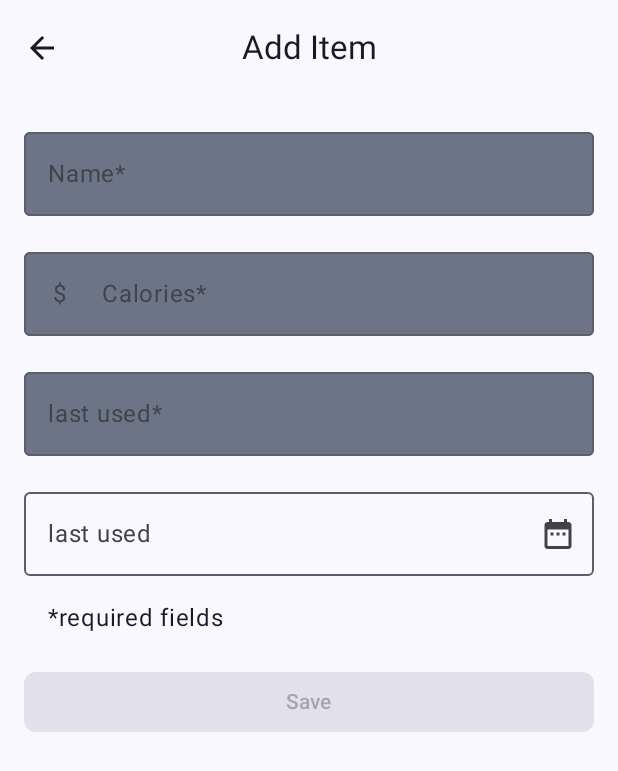
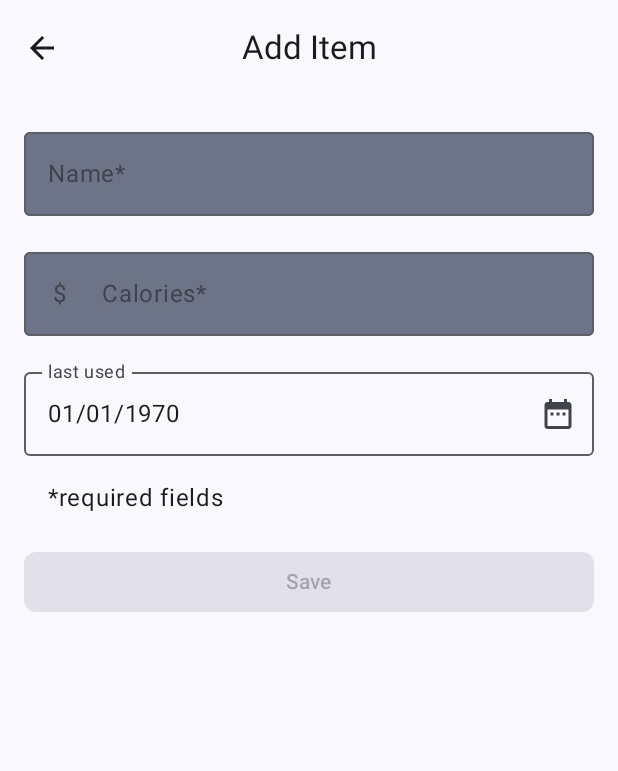
Before and after one commit to blahblahblah552/CalAndFast, an Android app built with Jetpack Compose: the ConsumableEntryScreen screen opened through its navigation route, on a phone screen of 412 x 824 dp. Shown: the top 771 px of the screen. Run offline under Robolectric (Android 15) with nearby library versions, the phone set to English and light mode, and no system bars.

```diff
--- a/app/src/main/java/com/example/calandfast/database/Consumable.kt
+++ b/app/src/main/java/com/example/calandfast/database/Consumable.kt
@@ -14,7 +14,7 @@ data class Consumable(
     val consumableId: Int = 0,
     val name: String,
     val calories: Int,
-    val lastUsed: String
+    val lastUsed: Long
 )
 
 @Entity
--- a/app/src/main/java/com/example/calandfast/ui/consumable/ConsumableDetailsScreen.kt
+++ b/app/src/main/java/com/example/calandfast/ui/consumable/ConsumableDetailsScreen.kt
@@ -199,7 +199,7 @@ fun ItemDetails(
             )
             ItemDetailsRow(
                 labelResID = R.string.price,
-                itemDetail = item.lastUsed,
+                itemDetail = convertMillisToDate(item.lastUsed),
                 modifier = Modifier.padding(
                     horizontal = dimensionResource(
                         id = R.dimen
@@ -248,7 +248,7 @@ private fun DeleteConfirmationDialog(
 fun ItemDetailsScreenPreview() {
     CalAndFastTheme {
         ItemDetailsBody(ItemDetailsUiState(
-            outOfStock = true, itemDetails = ConsumableDetails(1, "Pen", "100", "10")
+            outOfStock = true, itemDetails = ConsumableDetails(1, "Pen", "100", 7000000000)
         ), onSellItem = {}, onDelete = {})
     }
 }
--- a/app/src/main/java/com/example/calandfast/ui/consumable/ConsumableEditViewModel.kt
+++ b/app/src/main/java/com/example/calandfast/ui/consumable/ConsumableEditViewModel.kt
@@ -52,7 +52,7 @@ class ConsumableEditViewModel(savedStateHandle: SavedStateHandle,
 
     private fun validateInput(uiState: ConsumableDetails = consumableUiState.consumableDetails): Boolean {
         return with(uiState) {
-            name.isNotBlank() && calories.isNotBlank() && lastUsed.isNotBlank()
+            name.isNotBlank() && calories.isNotBlank() && lastUsed > 0
         }
     }
 }
--- a/app/src/main/java/com/example/calandfast/ui/consumable/ConsumableEntryScreen.kt
+++ b/app/src/main/java/com/example/calandfast/ui/consumable/ConsumableEntryScreen.kt
@@ -1,5 +1,7 @@
 package com.example.calandfast.ui.consumable
 
+import android.content.ContentValues.TAG
+import android.util.Log
 import androidx.compose.foundation.gestures.awaitEachGesture
 import androidx.compose.foundation.gestures.awaitFirstDown
 import androidx.compose.foundation.gestures.waitForUpOrCancellation
@@ -28,6 +30,7 @@ import androidx.compose.material3.TextButton
 import androidx.compose.material3.rememberDatePickerState
 import androidx.compose.runtime.Composable
 import androidx.compose.runtime.getValue
+import androidx.compose.runtime.mutableLongStateOf
 import androidx.compose.runtime.mutableStateOf
 import androidx.compose.runtime.remember
 import androidx.compose.runtime.rememberCoroutineScope
@@ -48,9 +51,12 @@ import com.example.calandfast.ui.navigation.NavigationDestination
 import com.example.calandfast.ui.theme.CalAndFastTheme
 import kotlinx.coroutines.launch
 import java.text.SimpleDateFormat
+import java.time.LocalDate
+import java.time.format.DateTimeFormatter
 import java.util.Currency
 import java.util.Date
 import java.util.Locale
+
 
 object ConsumableEntryDestination : NavigationDestination {
     override val route = "consumable_entry"
@@ -134,6 +140,8 @@ fun ItemInputForm(
     onValueChange: (ConsumableDetails) -> Unit = {},
     enabled: Boolean = true
 ) {
+    var selectedDate by remember { mutableLongStateOf(0) }
+    var showModal by remember { mutableStateOf(false) }
     Column(
         modifier = modifier,
         verticalArrangement = Arrangement.spacedBy(dimensionResource(id = R.dimen.padding_medium))
@@ -166,31 +174,30 @@ fun ItemInputForm(
             enabled = enabled,
             singleLine = true
         )
-        OutlinedTextField(
-            value = itemDetails.lastUsed,
-            onValueChange = { onValueChange(itemDetails.copy(lastUsed = it)) },
-            keyboardOptions = KeyboardOptions(keyboardType = KeyboardType.Number),
-            label = { Text(stringResource(R.string.quantity_req)) },
-            colors = OutlinedTextFieldDefaults.colors(
-                focusedContainerColor = MaterialTheme.colorScheme.secondaryContainer,
-                unfocusedContainerColor = MaterialTheme.colorScheme.secondaryContainer,
-                disabledContainerColor = MaterialTheme.colorScheme.secondaryContainer,
-            ),
-            modifier = Modifier.fillMaxWidth(),
-            enabled = enabled,
-            singleLine = true
-        )
-        var selectedDate by remember { mutableStateOf<Long?>(null) }
-        var showModal by remember { mutableStateOf(false) }
+//        OutlinedTextField(
+//            value = itemDetails.lastUsed,
+//            onValueChange = { onValueChange(itemDetails.copy(lastUsed = selectedDate?.let { convertMillisToDate(it) } ?: "")) },
+//            keyboardOptions = KeyboardOptions(keyboardType = KeyboardType.Number),
+//            label = { Text(stringResource(R.string.quantity_req)) },
+//            colors = OutlinedTextFieldDefaults.colors(
+//                focusedContainerColor = MaterialTheme.colorScheme.secondaryContainer,
+//                unfocusedContainerColor = MaterialTheme.colorScheme.secondaryContainer,
+//                disabledContainerColor = MaterialTheme.colorScheme.secondaryContainer,
+//            ),
+//            modifier = Modifier.fillMaxWidth(),
+//            enabled = enabled,
+//            singleLine = true
+//        )
 
         OutlinedTextField(
-            value = selectedDate?.let { convertMillisToDate(it) } ?: "",
-            onValueChange = { },
+            value = convertMillisToDate(selectedDate),
+            onValueChange = { onValueChange(itemDetails.copy(lastUsed = selectedDate)) },
             label = { Text("last used") },
             placeholder = { Text("MM/DD/YYYY") },
             trailingIcon = {
                 Icon(Icons.Default.DateRange, contentDescription = "Select date")
             },
+            enabled = enabled,
             modifier = modifier
                 .fillMaxWidth()
                 .pointerInput(selectedDate) {
@@ -205,12 +212,13 @@ fun ItemInputForm(
                         }
                     }
                 }
+
         )
 
         if (showModal) {
             DatePickerModal(
                 onDateSelected = { selectedDate = it },
-                onDismiss = { showModal = false }
+                onDismiss = { showModal = false },
             )
         }
         if (enabled) {
@@ -218,6 +226,7 @@ fun ItemInputForm(
                 text = stringResource(R.string.required_fields),
                 modifier = Modifier.padding(start = dimensionResource(id = R.dimen.padding_medium))
             )
+            onValueChange(itemDetails.copy(lastUsed = selectedDate))
         }
     }
 }
@@ -226,10 +235,11 @@ fun convertMillisToDate(millis: Long): String {
     val formatter = SimpleDateFormat("MM/dd/yyyy", Locale.getDefault())
     return formatter.format(Date(millis))
 }
+
 @OptIn(ExperimentalMaterial3Api::class)
 @Composable
 fun DatePickerModal(
-    onDateSelected: (Long?) -> Unit,
+    onDateSelected: (Long) -> Unit,
     onDismiss: () -> Unit
 ) {
     val datePickerState = rememberDatePickerState()
@@ -238,7 +248,7 @@ fun DatePickerModal(
         onDismissRequest = onDismiss,
         confirmButton = {
             TextButton(onClick = {
-                onDateSelected(datePickerState.selectedDateMillis)
+                datePickerState.selectedDateMillis?.let { onDateSelected(it) }
                 onDismiss()
             }) {
                 Text("OK")
@@ -260,7 +270,7 @@ private fun ItemEntryScreenPreview() {
     CalAndFastTheme {
         ItemEntryBody(itemUiState = ConsumableUiState(
             ConsumableDetails(
-                name = "Item name", calories = "10", lastUsed = "5"
+                name = "Item name", calories = "10", lastUsed = 0
             )
         ), onItemValueChange = {}, onSaveClick = {})
     }
--- a/app/src/main/java/com/example/calandfast/ui/consumable/ConsumableEntryViewModel.kt
+++ b/app/src/main/java/com/example/calandfast/ui/consumable/ConsumableEntryViewModel.kt
@@ -25,7 +25,7 @@ class ConsumableEntryViewModel(
 
     private fun validateInput(uiState: ConsumableDetails = consumableUiState.consumableDetails): Boolean {
         return with(uiState){
-            name.isNotBlank() && calories.isNotBlank() && lastUsed.isNotBlank()
+            name.isNotBlank() && calories.isNotBlank() && lastUsed>0
         }
     }
 }
@@ -39,7 +39,7 @@ data class ConsumableDetails(
     val consumableId: Int = 0,
     val name: String = "",
     val calories: String = "",
-    val lastUsed: String = ""
+    val lastUsed: Long = 0
 )
 fun ConsumableDetails.toConsumable(): Consumable = Consumable(
     consumableId = consumableId,
```
Also changed, not shown: app/src/main/java/com/example/calandfast/database/Converters.kt (+8 -0 lines), app/src/main/java/com/example/calandfast/ui/home/HomeScreen.kt (+4 -3 lines).
